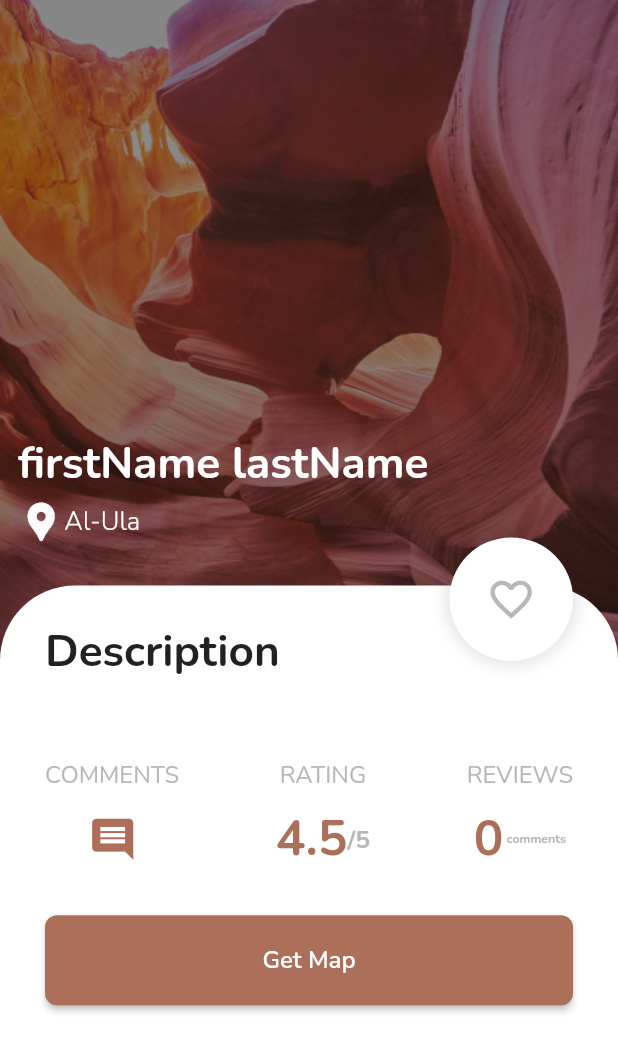
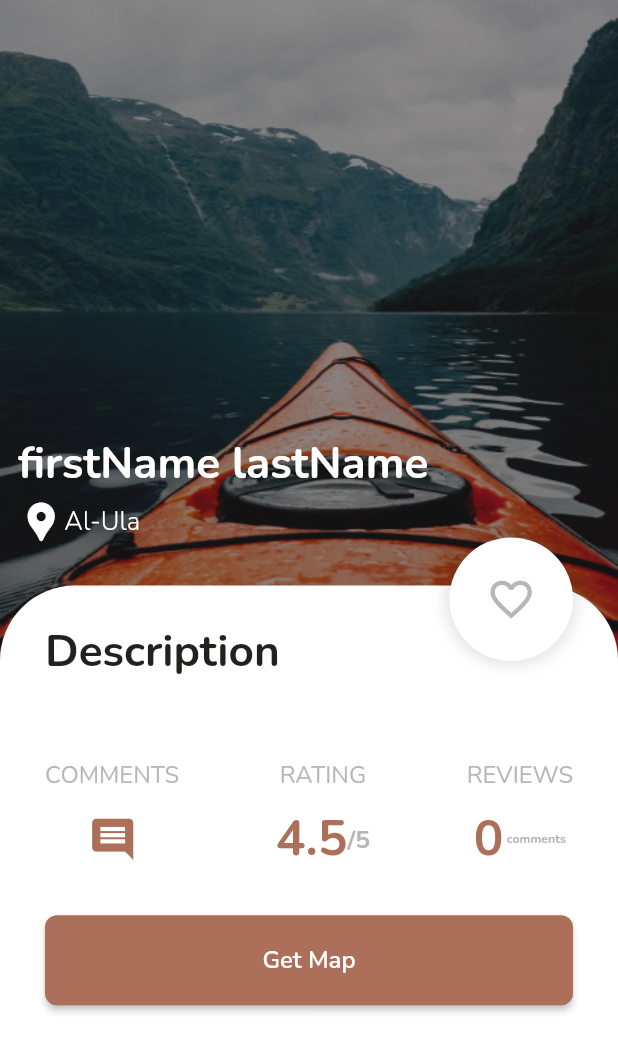
Before and after one commit to 0Ahmad0/atharna, a Flutter app: the DetailsDiscoverScreen screen opened directly, on a phone screen of 412 x 824 dp. Shown: the top 1052 px of the screen. Run offline on Flutter 3.47's test engine with Material 2 defaults, Android fonts, the phone set to English and light mode, and no system bars; our stand-ins replace animate_do, cached_network_image, cloud_firestore, dotted_border, firebase_auth, firebase_core and 9 more; missing offline and left inert: circle_progress_bar, flutter_osm_plugin, flutter_verification_code; accounts and stored records are empty.

Commit message:
@hariri details Image

```diff
--- a/lib/view/screens/details_discover/details_discover_screen.dart
+++ b/lib/view/screens/details_discover/details_discover_screen.dart
@@ -33,13 +33,16 @@ String cap = "Jabal AlFil (Elephant Rock), is an amazing geomorphological wonder
 
               Container(
                 height: Sizer.getH(context) / 1.8,
-                decoration: BoxDecoration(
-                  image: DecorationImage(
-                  fit:BoxFit.fill,
 
-                    image: AssetImage("assets/1.png"))
+                child: Stack(
+                  children: [
+                    Image.asset(
+                      "assets/2.png",
+                    fit: BoxFit.fill,
+                      width: double.infinity,
+                      height: Sizer.getH(context) / 1.8,
                     ),
-                child: Container(
+                    Container(
                       padding: EdgeInsets.all(AppPadding.p12),
                       color: ColorManager.black.withOpacity(.5),
                       child: Column(
@@ -61,6 +64,8 @@ String cap = "Jabal AlFil (Elephant Rock), is an amazing geomorphological wonder
                               )
                         ,SizedBox(height: Sizer.getW(context) * 0.2,)
                             ]),
+                    ),
+                  ],
                 ),
 
               ),
--- a/lib/view/screens/profile/profile_screen.dart
+++ b/lib/view/screens/profile/profile_screen.dart
@@ -280,7 +280,6 @@ class _ProfileScreenState extends State<ProfileScreen> {
                           return ButtonApp(
                               text: "Edit",
                               onTap: () async {
-
                                   Const.LOADIG(context);
                                   if(image!=null)
                                 await profileProvider.uploadImage(context, image!);
```
Lines whose indentation alone changed are shown as unchanged.
